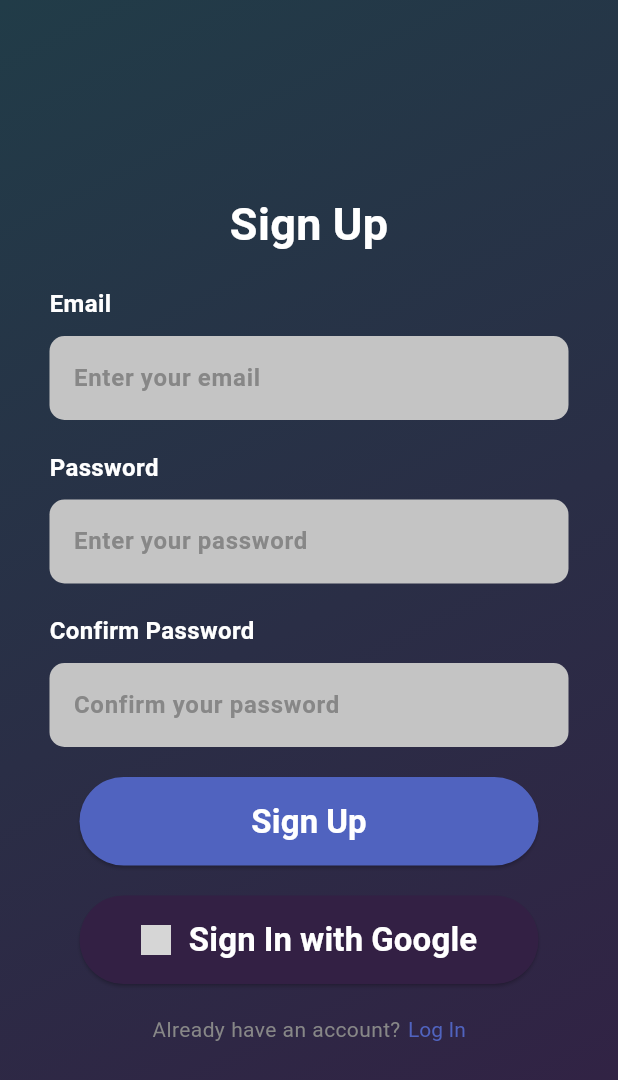
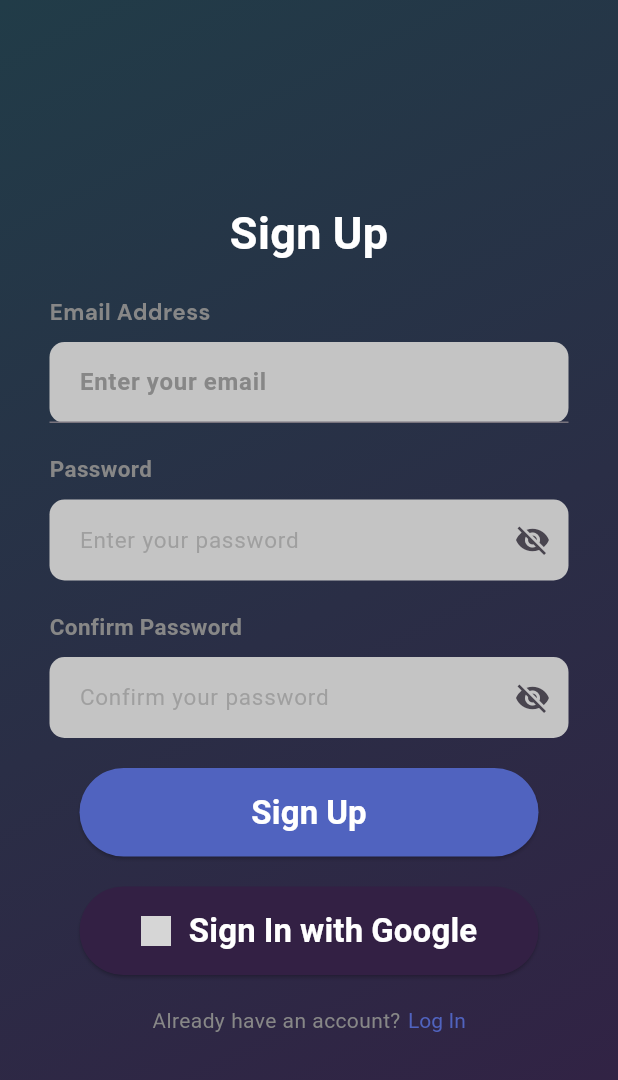
Before and after one commit to Maisho20/Dompet-digital, a Flutter app: the RegisterPage screen opened by its route, on a phone screen of 412 x 824 dp. Shown: the top 1080 px of the screen. Run offline on Flutter 3.47's test engine with Material 3 defaults, Android fonts, the phone set to English and light mode, and no system bars; our stand-ins replace google_fonts; network calls fail; grey boxes are pictures that could not be loaded.

Commit message:
Update register

```diff
--- a/lib/pages/login.dart
+++ b/lib/pages/login.dart
@@ -15,17 +15,6 @@ class _LoginPageState extends State<LoginPage> {
   @override
   Widget build(BuildContext context) {
     return Scaffold(
-      // appBar: AppBar(
-      //   title: const Text('Login Page'),
-      // ),
-      // body: Center(
-      //   child: ElevatedButton(
-      //     onPressed: () {
-      //       Navigator.pushNamed(context, '/register');
-      //     },
-      //     child: const Text('Go to Second Page'),
-      //   ),
-      // ),
       extendBodyBehindAppBar: true,
       body: Container(
         decoration: BoxDecoration(
@@ -33,8 +22,10 @@ class _LoginPageState extends State<LoginPage> {
             begin: Alignment.topLeft,
             end: Alignment.bottomRight,
             colors: <Color>[Color(0xFF213C48), Color(0xFF332044)],
-        )),
+          ),
+        ),
         child: Center(
+          child: SingleChildScrollView(
             child: Container(
               margin: EdgeInsets.symmetric(horizontal: 33),
               child: Column(
@@ -45,6 +36,7 @@ class _LoginPageState extends State<LoginPage> {
                     style: whiteTextStyle.copyWith(
                       fontSize: 30,
                       fontWeight: FontWeight.bold,
+                      fontFamily: 'Poppins',
                     ),
                   ),
                   SizedBox(
@@ -57,8 +49,9 @@ class _LoginPageState extends State<LoginPage> {
                       Text(
                         "Email Address",
                         style: thirdTextStyle.copyWith(
-                        fontSize: 13,
-                        fontWeight: FontWeight.w500,
+                          fontSize: 15,
+                          fontWeight: FontWeight.bold,
+                          fontFamily: 'Poppins',
                         ),
                       ),
                       SizedBox(
@@ -76,6 +69,7 @@ class _LoginPageState extends State<LoginPage> {
                             hintText: "Enter your email address",
                             hintStyle: thirdTextStyle.copyWith(
                               fontSize: 15,
+                              fontFamily: 'Poppins',
                               color: thirdColor.withOpacity(0.6),
                             ),
                             contentPadding: EdgeInsets.symmetric(
@@ -89,8 +83,9 @@ class _LoginPageState extends State<LoginPage> {
                       Text(
                         "Password",
                         style: thirdTextStyle.copyWith(
-                        fontSize: 13,
-                        fontWeight: FontWeight.w500,
+                          fontSize: 15,
+                          fontWeight: FontWeight.bold,
+                          fontFamily: 'Poppins',
                         ),
                       ),
                       SizedBox(
@@ -108,6 +103,7 @@ class _LoginPageState extends State<LoginPage> {
                               hintText: "Enter your password",
                               hintStyle: thirdTextStyle.copyWith(
                                 fontSize: 15,
+                                fontFamily: 'Poppins',
                                 color: thirdColor.withOpacity(0.6),
                               ),
                               border: InputBorder.none,
@@ -151,6 +147,7 @@ class _LoginPageState extends State<LoginPage> {
                             "Remember me",
                             style: rememberTextStyle.copyWith(
                               fontSize: 13,
+                              fontFamily: 'Poppins',
                             ),
                           ),
                         ],
@@ -159,6 +156,7 @@ class _LoginPageState extends State<LoginPage> {
                         "Forgot Password?",
                         style: linkTextStyle.copyWith(
                           fontSize: 13,
+                          fontFamily: 'Poppins',
                         ),
                       ),
                     ],
@@ -180,6 +178,7 @@ class _LoginPageState extends State<LoginPage> {
                         style: whiteTextStyle.copyWith(
                           fontSize: 22,
                           fontWeight: FontWeight.bold,
+                          fontFamily: 'Poppins',
                         ),
                       ),
                     ),
@@ -209,6 +208,7 @@ class _LoginPageState extends State<LoginPage> {
                             style: whiteTextStyle.copyWith(
                               fontSize: 22,
                               fontWeight: FontWeight.bold,
+                              fontFamily: 'Poppins',
                             ),
                           ),
                         ],
@@ -220,7 +220,10 @@ class _LoginPageState extends State<LoginPage> {
                     children: [
                       Text(
                         "Don't have an account?",
-                      style: thirdTextStyle.copyWith(fontSize: 14),
+                        style: thirdTextStyle.copyWith(
+                          fontSize: 14,
+                          fontFamily: 'Poppins',
+                        ),
                       ),
                       SizedBox(
                         width: 5,
@@ -229,7 +232,10 @@ class _LoginPageState extends State<LoginPage> {
                         RichText(
                           text: TextSpan(
                             text: 'Sign Up',
-                          style: linkTextStyle.copyWith(fontSize: 14),
+                            style: linkTextStyle.copyWith(
+                              fontSize: 14,
+                              fontFamily: 'Poppins',
+                            ),
                             recognizer: new TapGestureRecognizer()
                               ..onTap = () {
                                 Navigator.pushNamed(context, '/register');
@@ -244,6 +250,7 @@ class _LoginPageState extends State<LoginPage> {
             ),
           ),
         ),
+      ),
     );
   }
 }
--- a/lib/pages/register.dart
+++ b/lib/pages/register.dart
@@ -3,17 +3,20 @@ import 'package:dompet_digital/constants.dart';
 import 'package:flutter/gestures.dart';
 import 'package:flutter/material.dart';
 
-class RegisterPage extends StatelessWidget {
-  const RegisterPage({super.key});
+class RegisterPage extends StatefulWidget {
+  const RegisterPage({Key? key}) : super(key: key);
+
+  @override
+  _RegisterPageState createState() => _RegisterPageState();
+}
+
+class _RegisterPageState extends State<RegisterPage> {
+  bool passwordVisible = true;
 
   @override
   Widget build(BuildContext context) {
     return Scaffold(
         extendBodyBehindAppBar: true,
-        // appBar: AppBar(
-        //   title: const Text('Register'),
-        //   backgroundColor: Colors.transparent,
-        // ),
         body: Container(
             decoration: BoxDecoration(
               gradient: LinearGradient(
@@ -45,17 +48,22 @@ class RegisterPage extends StatelessWidget {
                         mainAxisAlignment: MainAxisAlignment.start,
                         children: [
                           Text(
-                            "Email",
-                            style: whiteTextStyle.copyWith(
-                              fontSize: 16,
+                            "Email Address",
+                            style: thirdTextStyle.copyWith(
+                              fontSize: 15,
                               fontWeight: FontWeight.bold,
-                              fontFamily: 'Poppins',
                             ),
                           ),
                           SizedBox(
                             height: 10,
                           ),
-                          TextFormField(
+                          Container(
+                            width: double.infinity,
+                            decoration: BoxDecoration(
+                              borderRadius: BorderRadius.circular(10),
+                              color: scndColor,
+                            ),
+                            child: TextFormField(
                               decoration: InputDecoration(
                                 hintText: "Enter your email",
                                 hintStyle: thirdTextStyle.copyWith(
@@ -63,11 +71,8 @@ class RegisterPage extends StatelessWidget {
                                   fontWeight: FontWeight.bold,
                                   fontFamily: 'Poppins',
                                 ),
-                              fillColor: scndColor,
-                              filled: true,
-                              border: OutlineInputBorder(
-                                borderRadius: BorderRadius.circular(10),
-                                borderSide: BorderSide.none,
+                                contentPadding: EdgeInsets.symmetric(
+                                    horizontal: 20, vertical: 15),
                               ),
                             ),
                           ),
@@ -76,8 +81,8 @@ class RegisterPage extends StatelessWidget {
                           ),
                           Text(
                             "Password",
-                            style: whiteTextStyle.copyWith(
-                              fontSize: 16,
+                            style: thirdTextStyle.copyWith(
+                              fontSize: 15,
                               fontWeight: FontWeight.bold,
                               fontFamily: 'Poppins',
                             ),
@@ -85,20 +90,35 @@ class RegisterPage extends StatelessWidget {
                           SizedBox(
                             height: 10,
                           ),
-                          TextFormField(
+                          Container(
+                            width: double.infinity,
+                            decoration: BoxDecoration(
+                              borderRadius: BorderRadius.circular(10),
+                              color: scndColor,
+                            ),
+                            child: TextField(
+                              obscureText: passwordVisible,
                               decoration: InputDecoration(
                                   hintText: "Enter your password",
                                   hintStyle: thirdTextStyle.copyWith(
-                                fontSize: 16,
-                                fontWeight: FontWeight.bold,
+                                    fontSize: 15,
                                     fontFamily: 'Poppins',
+                                    color: thirdColor.withOpacity(0.6),
                                   ),
-                              fillColor: scndColor,
-                              filled: true,
-                              border: OutlineInputBorder(
-                                borderRadius: BorderRadius.circular(10),
-                                borderSide: BorderSide.none,
-                              ),
+                                  border: InputBorder.none,
+                                  contentPadding: EdgeInsets.symmetric(
+                                      horizontal: 20, vertical: 15),
+                                  suffixIcon: IconButton(
+                                      onPressed: () {
+                                        setState(() {
+                                          passwordVisible = !passwordVisible;
+                                        });
+                                      },
+                                      icon: Icon(
+                                        passwordVisible
+                                            ? Icons.visibility_off
+                                            : Icons.visibility,
+                                      ))),
                             ),
                           ),
                           SizedBox(
@@ -106,8 +126,8 @@ class RegisterPage extends StatelessWidget {
                           ),
                           Text(
                             "Confirm Password",
-                            style: whiteTextStyle.copyWith(
-                              fontSize: 16,
+                            style: thirdTextStyle.copyWith(
+                              fontSize: 15,
                               fontWeight: FontWeight.bold,
                               fontFamily: 'Poppins',
                             ),
@@ -115,20 +135,35 @@ class RegisterPage extends StatelessWidget {
                           SizedBox(
                             height: 10,
                           ),
-                          TextFormField(
+                          Container(
+                            width: double.infinity,
+                            decoration: BoxDecoration(
+                              borderRadius: BorderRadius.circular(10),
+                              color: scndColor,
+                            ),
+                            child: TextField(
+                              obscureText: passwordVisible,
                               decoration: InputDecoration(
                                   hintText: "Confirm your password",
                                   hintStyle: thirdTextStyle.copyWith(
-                                fontSize: 16,
-                                fontWeight: FontWeight.bold,
+                                    fontSize: 15,
                                     fontFamily: 'Poppins',
+                                    color: thirdColor.withOpacity(0.6),
                                   ),
-                              fillColor: scndColor,
-                              filled: true,
-                              border: OutlineInputBorder(
-                                borderRadius: BorderRadius.circular(10),
-                                borderSide: BorderSide.none,
-                              ),
+                                  border: InputBorder.none,
+                                  contentPadding: EdgeInsets.symmetric(
+                                      horizontal: 20, vertical: 15),
+                                  suffixIcon: IconButton(
+                                      onPressed: () {
+                                        setState(() {
+                                          passwordVisible = !passwordVisible;
+                                        });
+                                      },
+                                      icon: Icon(
+                                        passwordVisible
+                                            ? Icons.visibility_off
+                                            : Icons.visibility,
+                                      ))),
                             ),
                           ),
                         ],
```
Lines whose indentation alone changed are shown as unchanged.
